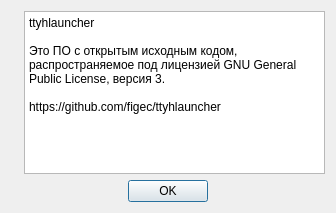
The window that aboutdialog.ui (dngulin/ttyhlauncher) describes before a commit, drawn with Qt 5.
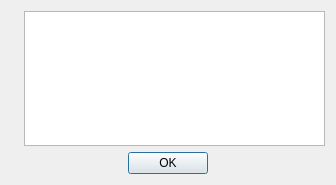
The same window after the commit. Icons and pictures are not drawn.

Commit message: About dialog implemented, bump to 0.2 version :)

What changed in the file:
```diff
--- a/aboutdialog.ui
+++ b/aboutdialog.ui
@@ -7,7 +7,7 @@
     <x>0</x>
     <y>0</y>
     <width>336</width>
-    <height>213</height>
+    <height>185</height>
    </rect>
   </property>
   <property name="windowTitle">
@@ -39,11 +39,7 @@
         <bool>true</bool>
        </property>
        <property name="plainText">
-        <string>ttyhlauncher &lt;version&gt;
-
-Это ПО с открытым исходным кодом, распространяемое под лицензией GNU General Public License, версия 3.
-
-https://github.com/figec/ttyhlauncher</string>
+        <string/>
        </property>
       </widget>
      </item>
```
The commit also changes 2 other files.
